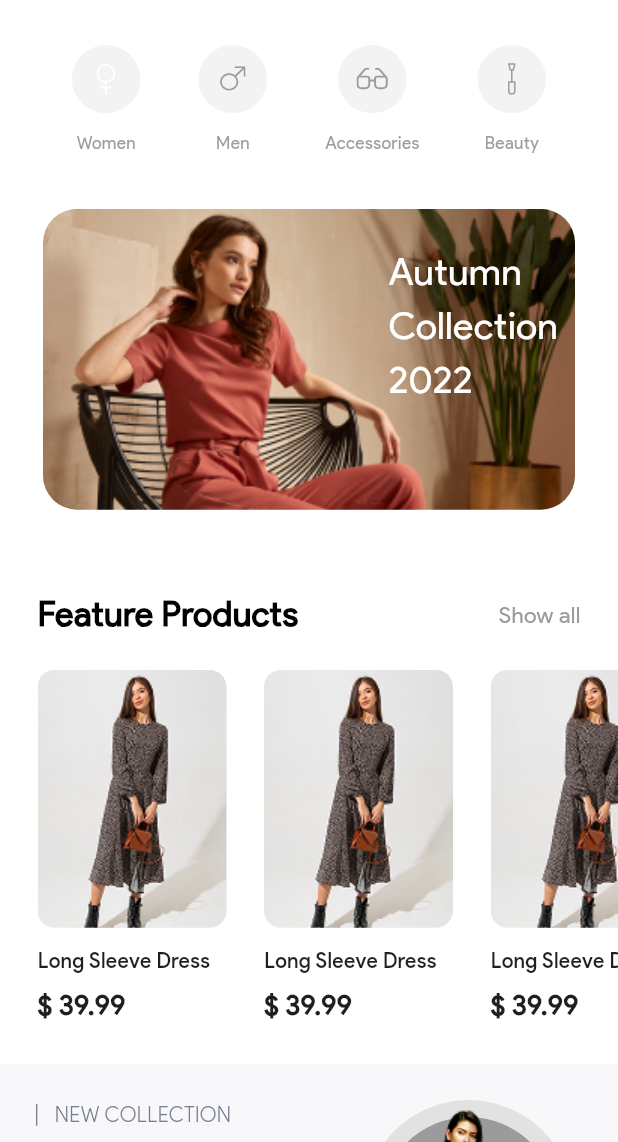
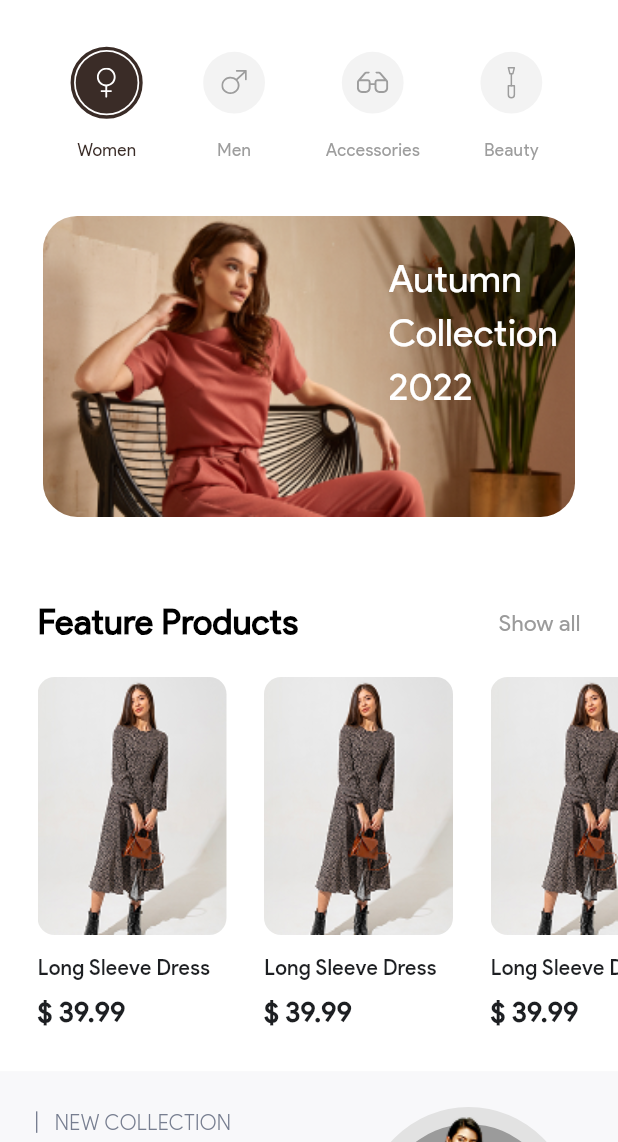
Before and after one commit to MahmoudDabour1/gem_store_app, a Flutter app: the screen it shows after launch, on a phone screen of 412 x 824 dp, the part 94-1236 px from its top. Run offline on Flutter 3.47's test engine with Material 3 defaults, Android fonts, the phone set to English and light mode, and no system bars; our stand-ins replace bloc, flutter_bloc, flutter_screenutil, flutter_svg, logger.

Commit message:
finish cubit of selected category

```diff
--- a/lib/core/utils/app_colors.dart
+++ b/lib/core/utils/app_colors.dart
@@ -14,6 +14,7 @@ class AppColors {
   static const Color backgroundimageColor = Color(0xFFC4C4C4);
   static const Color lightGreyText20Colorw300 = Color(0xFF777E90);
   static const Color lightGreyText13RobotoColor = Color(0xFF737680);
+  static const Color brownColor = Color(0xFF3A2C27);
 
   //
 }
--- a/lib/core/utils/app_text_styles.dart
+++ b/lib/core/utils/app_text_styles.dart
@@ -79,4 +79,10 @@ class AppTextStyles {
     color: AppColors.darkColor,
     fontFamily: AppFonts.productSansLight,
   );
+
+  static TextStyle font10Brown = TextStyle(
+    fontSize: 10.sp,
+    color: AppColors.brownColor,
+    fontFamily: AppFonts.productSans,
+  );
 }
--- /dev/null
+++ b/lib/features/home/presentation/manager/cubit/category_cubit.dart
@@ -0,0 +1,16 @@
+import 'package:bloc/bloc.dart';
+import 'package:meta/meta.dart';
+
+part 'category_state.dart';
+
+class CategoryCubit extends Cubit<CategoryState> {
+  CategoryCubit() : super(CategoryInitial());
+
+  int currentIndex = 0;
+
+  void changeIndex(int index) {
+    currentIndex = index;
+
+    emit(SelectedCategory());
+  }
+}
--- /dev/null
+++ b/lib/features/home/presentation/manager/cubit/category_state.dart
@@ -0,0 +1,8 @@
+part of 'category_cubit.dart';
+
+@immutable
+sealed class CategoryState {}
+
+final class CategoryInitial extends CategoryState {}
+
+final class SelectedCategory extends CategoryState {}
--- a/lib/features/home/presentation/views/widgets/custom_category.dart
+++ b/lib/features/home/presentation/views/widgets/custom_category.dart
@@ -1,37 +1,73 @@
 import 'package:flutter/material.dart';
+import 'package:flutter_bloc/flutter_bloc.dart';
 import 'package:flutter_screenutil/flutter_screenutil.dart';
 import 'package:flutter_svg/flutter_svg.dart';
 import 'package:gem_store_app/core/utils/app_colors.dart';
 import 'package:gem_store_app/core/utils/app_text_styles.dart';
+import 'package:gem_store_app/features/home/presentation/manager/cubit/category_cubit.dart';
 
 class CustomCategory extends StatelessWidget {
-  const CustomCategory({super.key, required this.image, required this.title});
+  const CustomCategory(
+      {super.key,
+      required this.image,
+      required this.title,
+      required this.index});
   final String image;
   final String title;
+  final int index;
 
   @override
   Widget build(BuildContext context) {
+    return BlocBuilder<CategoryCubit, CategoryState>(
+      builder: (context, state) {
         return Column(
           crossAxisAlignment: CrossAxisAlignment.center,
           children: [
-        Container(
+            GestureDetector(
+              onTap: () {
+                context.read<CategoryCubit>().changeIndex(index);
+              },
+              child: Container(
+                height: 42.h,
+                width: 42.w,
                 decoration: BoxDecoration(
-              borderRadius: BorderRadius.circular(50.r),
-              color: AppColors.greyContainerColor),
-          height: 38.h,
-          width: 40.w,
+                  shape: BoxShape.circle,
+                  border: Border.all(
+                    width: 2.w,
+                    color: context.read<CategoryCubit>().currentIndex == index
+                        ? AppColors.brownColor
+                        : AppColors.whiteColor,
+                  ),
+                ),
+                child: Center(
+                  child: Container(
+                    decoration: BoxDecoration(
+                        shape: BoxShape.circle,
+                        color:
+                            context.read<CategoryCubit>().currentIndex == index
+                                ? AppColors.brownColor
+                                : AppColors.greyContainerColor),
+                    height: 36.h,
+                    width: 36.w,
                     child: Center(
                       child: SvgPicture.asset(
                         image,
                       ),
                     ),
                   ),
+                ),
+              ),
+            ),
             SizedBox(height: 10.h),
             Text(
               title,
-          style: AppTextStyles.font10,
+              style: context.read<CategoryCubit>().currentIndex == index
+                  ? AppTextStyles.font10Brown
+                  : AppTextStyles.font10,
             ),
           ],
         );
+      },
+    );
   }
 }
--- a/lib/features/home/presentation/views/widgets/custom_list_of_category.dart
+++ b/lib/features/home/presentation/views/widgets/custom_list_of_category.dart
@@ -1,32 +1,43 @@
 import 'package:flutter/material.dart';
+import 'package:flutter_bloc/flutter_bloc.dart';
 import 'package:gem_store_app/core/utils/app_assets.dart';
+import 'package:gem_store_app/features/home/presentation/manager/cubit/category_cubit.dart';
 import 'package:gem_store_app/features/home/presentation/views/widgets/custom_category.dart';
 
 class CustomListOfCategory extends StatelessWidget {
-  const CustomListOfCategory({super.key});
+  const CustomListOfCategory({
+    super.key,
+  });
 
   @override
   Widget build(BuildContext context) {
-    return Row(
+    return BlocProvider(
+      create: (context) => CategoryCubit(),
+      child: Row(
         mainAxisAlignment: MainAxisAlignment.spaceAround,
         children: [
           CustomCategory(
+            index: 0,
             image: AppAssets.women,
             title: 'Women',
           ),
           CustomCategory(
+            index: 1,
             image: AppAssets.men,
             title: 'Men',
           ),
           CustomCategory(
+            index: 2,
             image: AppAssets.access,
             title: 'Accessories',
           ),
           CustomCategory(
+            index: 3,
             image: AppAssets.beauty,
             title: 'Beauty',
           ),
         ],
+      ),
     );
   }
 }
--- a/pubspec.yaml
+++ b/pubspec.yaml
@@ -31,6 +31,7 @@ dependencies:
   cupertino_icons: ^1.0.8
   flutter:
     sdk: flutter
+  flutter_bloc: ^9.0.0
   flutter_screenutil: ^5.9.3
   flutter_svg: ^2.0.17
   logger: ^2.5.0
@@ -66,12 +67,11 @@ flutter:
     - family: Product Sans
       fonts:
         - asset: assets/fonts/Product Sans Regular.ttf
-  #       - asset: fonts/Schyler-Italic.ttf
-  #         style: italic
+    #       - asset: fonts/Schyler-Italic.ttf
+    #         style: italic
     - family: ProductSans-Light
       fonts:
         - asset: assets/fonts/FontsFree-Net-ProductSans-Light.ttf
-
 
     - family: ProductSans-Medium
       fonts:
```
Also changed, not shown: pubspec.lock. Lines whose indentation alone changed are shown as unchanged.
